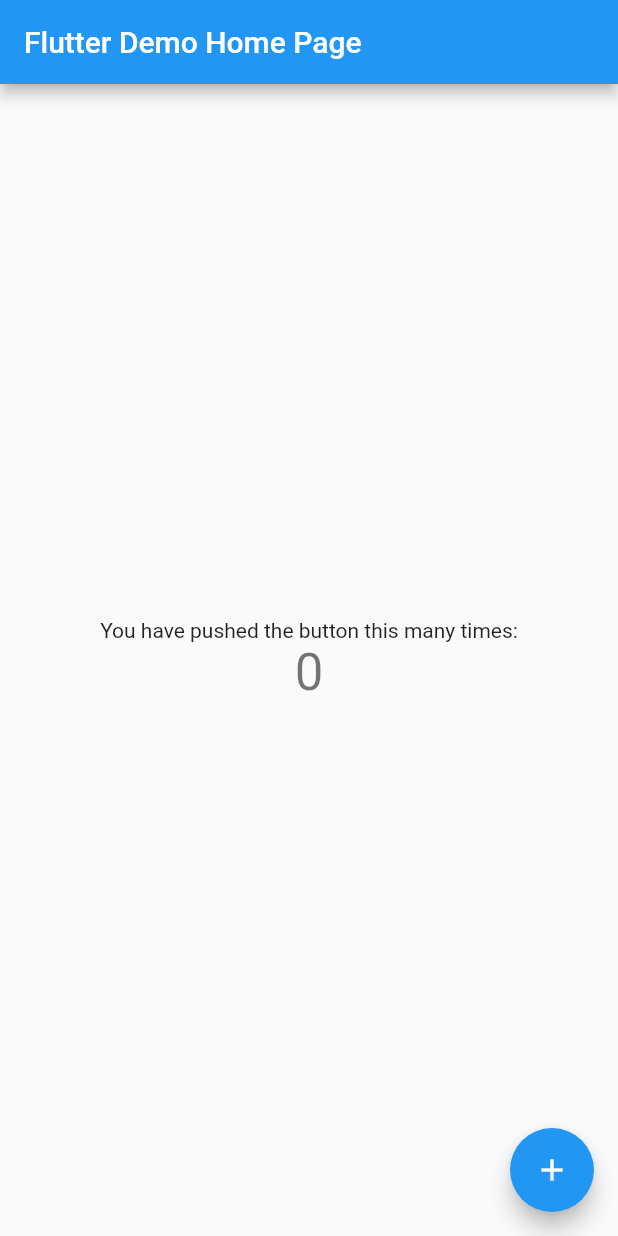
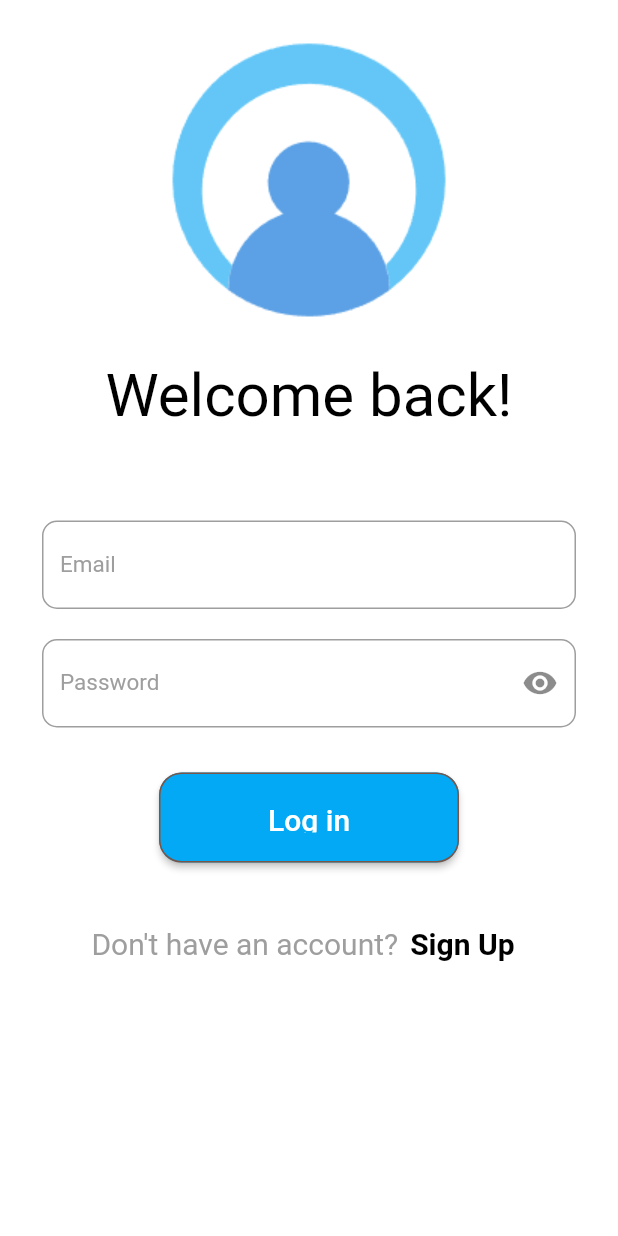
Before and after one commit to EftiarHKhan/my_protfolio, a Flutter app: the screen it shows after launch, on a phone screen of 412 x 824 dp. Run offline on Flutter 3.47's test engine with Material 2 defaults, Android fonts, the phone set to English and light mode, and no system bars; our stand-ins replace get.

Commit message:
add login page

```diff
--- a/lib/main.dart
+++ b/lib/main.dart
@@ -1,4 +1,7 @@
 import 'package:flutter/material.dart';
+import 'package:get/get.dart';
+import 'package:get/get_navigation/src/root/get_material_app.dart';
+import 'package:my_protfolio/pages/login_page.dart';
 
 void main() {
   runApp(const MyApp());
@@ -10,106 +13,17 @@
   // This widget is the root of your application.
   @override
   Widget build(BuildContext context) {
-    return MaterialApp(
+    return GetMaterialApp(
       title: 'Flutter Demo',
       theme: ThemeData(
-        // This is the theme of your application.
-        //
-        // Try running your application with "flutter run". You'll see the
-        // application has a blue toolbar. Then, without quitting the app, try
-        // changing the primarySwatch below to Colors.green and then invoke
-        // "hot reload" (press "r" in the console where you ran "flutter run",
-        // or simply save your changes to "hot reload" in a Flutter IDE).
-        // Notice that the counter didn't reset back to zero; the application
-        // is not restarted.
+
         primarySwatch: Colors.blue,
       ),
-      home: const MyHomePage(title: 'Flutter Demo Home Page'),
+      debugShowCheckedModeBanner: false,
+      initialRoute: "/",
+      getPages: [
+        GetPage(name: "/", page: ()=>LoginPage()),
+      ],
     );
   }
 }
-
-class MyHomePage extends StatefulWidget {
-  const MyHomePage({super.key, required this.title});
-
-  // This widget is the home page of your application. It is stateful, meaning
-  // that it has a State object (defined below) that contains fields that affect
-  // how it looks.
-
-  // This class is the configuration for the state. It holds the values (in this
-  // case the title) provided by the parent (in this case the App widget) and
-  // used by the build method of the State. Fields in a Widget subclass are
-  // always marked "final".
-
-  final String title;
-
-  @override
-  State<MyHomePage> createState() => _MyHomePageState();
-}
-
-class _MyHomePageState extends State<MyHomePage> {
-  int _counter = 0;
-
-  void _incrementCounter() {
-    setState(() {
-      // This call to setState tells the Flutter framework that something has
-      // changed in this State, which causes it to rerun the build method below
-      // so that the display can reflect the updated values. If we changed
-      // _counter without calling setState(), then the build method would not be
-      // called again, and so nothing would appear to happen.
-      _counter++;
-    });
-  }
-
-  @override
-  Widget build(BuildContext context) {
-    // This method is rerun every time setState is called, for instance as done
-    // by the _incrementCounter method above.
-    //
-    // The Flutter framework has been optimized to make rerunning build methods
-    // fast, so that you can just rebuild anything that needs updating rather
-    // than having to individually change instances of widgets.
-    return Scaffold(
-      appBar: AppBar(
-        // Here we take the value from the MyHomePage object that was created by
-        // the App.build method, and use it to set our appbar title.
-        title: Text(widget.title),
-      ),
-      body: Center(
-        // Center is a layout widget. It takes a single child and positions it
-        // in the middle of the parent.
-        child: Column(
-          // Column is also a layout widget. It takes a list of children and
-          // arranges them vertically. By default, it sizes itself to fit its
-          // children horizontally, and tries to be as tall as its parent.
-          //
-          // Invoke "debug painting" (press "p" in the console, choose the
-          // "Toggle Debug Paint" action from the Flutter Inspector in Android
-          // Studio, or the "Toggle Debug Paint" command in Visual Studio Code)
-          // to see the wireframe for each widget.
-          //
-          // Column has various properties to control how it sizes itself and
-          // how it positions its children. Here we use mainAxisAlignment to
-          // center the children vertically; the main axis here is the vertical
-          // axis because Columns are vertical (the cross axis would be
-          // horizontal).
-          mainAxisAlignment: MainAxisAlignment.center,
-          children: <Widget>[
-            const Text(
-              'You have pushed the button this many times:',
-            ),
-            Text(
-              '$_counter',
-              style: Theme.of(context).textTheme.headline4,
-            ),
-          ],
-        ),
-      ),
-      floatingActionButton: FloatingActionButton(
-        onPressed: _incrementCounter,
-        tooltip: 'Increment',
-        child: const Icon(Icons.add),
-      ), // This trailing comma makes auto-formatting nicer for build methods.
-    );
-  }
-}
--- /dev/null
+++ b/lib/pages/login_page.dart
@@ -0,0 +1,158 @@
+import 'package:flutter/material.dart';
+
+class LoginPage extends StatefulWidget {
+  const LoginPage({Key? key}) : super(key: key);
+
+  @override
+  State<LoginPage> createState() => _LoginPageState();
+}
+
+class _LoginPageState extends State<LoginPage> {
+  bool passwordVisible = false;
+
+  @override
+  void initState() {
+    super.initState();
+    passwordVisible = true;
+  }
+
+  @override
+  Widget build(BuildContext context) {
+    return Scaffold(
+      backgroundColor: Colors.white,
+      body: SingleChildScrollView(
+        child: SafeArea(
+          child: Padding(
+            padding: const EdgeInsets.all(20.0),
+            child: Column(
+              mainAxisAlignment: MainAxisAlignment.start,
+              children: [
+                Image.asset('images/Logo.png'),
+                const SizedBox(
+                  height: 20,
+                ),
+                const Text(
+                  "Welcome back!",
+                  style: TextStyle(
+                    color: Colors.black,
+                    fontSize: 40,
+                  ),
+                ),
+                const SizedBox(
+                  height: 30,
+                ),
+                Padding(
+                  padding: const EdgeInsets.only(top: 30, right: 8, left: 8),
+                  child: Column(
+                    children: [
+                      TextField(
+                        decoration: InputDecoration(
+                          labelText: 'Email',
+                          labelStyle: const TextStyle(
+                            color: Colors.grey,
+                            fontSize: 15.0,
+                          ),
+                          border: OutlineInputBorder(
+                            borderRadius: BorderRadius.circular(10.0),
+                            borderSide:
+                                const BorderSide(width: 3, color: Colors.black),
+                          ),
+                        ),
+                      ),
+                      const SizedBox(
+                        height: 20,
+                      ),
+                      TextField(
+                        obscureText: passwordVisible,
+                        decoration: InputDecoration(
+                          labelText: 'Password',
+                          labelStyle: const TextStyle(
+                            color: Colors.grey,
+                            fontSize: 15.0,
+                          ),
+
+                          //helperText: "Password must contain at least 6 character",
+
+                          suffixIcon: IconButton(
+                            icon: Icon(passwordVisible
+                                ? Icons.visibility
+                                : Icons.visibility_off),
+                            onPressed: () {
+                              setState(() {
+                                passwordVisible = !passwordVisible;
+                              });
+                            },
+                          ),
+
+                          border: OutlineInputBorder(
+                            borderRadius: BorderRadius.circular(10.0),
+                            borderSide:
+                                const BorderSide(width: 3, color: Colors.black),
+                          ),
+                        ),
+                      ),
+                      const SizedBox(
+                        height: 30.0,
+                      ),
+                      SizedBox(
+                        height: 60,
+                        width: 200,
+                        child: ElevatedButton(
+                            onPressed: () {},
+                            style: ElevatedButton.styleFrom(
+                                backgroundColor: Colors.lightBlue,
+                                side: const BorderSide(
+                                    //width: 3,
+                                    color: Colors.brown), //border width and color
+                                //elevation: 3, //elevation of button
+                                shape: RoundedRectangleBorder( //to set border radius to button
+                                    borderRadius: BorderRadius.circular(15.0)
+                                ),
+                                padding: const EdgeInsets.all(
+                                    20) //content padding inside button
+                                ),
+                            child: const Text(
+                              "Log in",
+                              style: TextStyle(
+                                color: Colors.white,
+                                fontSize: 20.0,
+                              ),
+                            )),
+                      ),
+                      const SizedBox(height: 30.0,),
+
+                      Row(
+                        mainAxisAlignment: MainAxisAlignment.center,
+                        children: [
+                          const Text(
+                            "Don't have an account?",
+                            style: TextStyle(
+                              color: Colors.grey,
+                              fontSize: 20.0,
+                            ),
+                          ),
+                          TextButton(
+                              onPressed: (){
+
+                              },
+                              child: const Text(
+                            "Sign Up",
+                            style: TextStyle(
+                              color: Colors.black,
+                              fontSize: 20.0,
+                              fontWeight: FontWeight.bold,
+                            ),
+                          ))
+                        ],
+                      )
+                    ],
+                  ),
+                ),
+              ],
+            ),
+          ),
+        ),
+      ),
+    );
+  }
+}
--- a/pubspec.yaml
+++ b/pubspec.yaml
@@ -36,6 +36,7 @@
   # The following adds the Cupertino Icons font to your application.
   # Use with the CupertinoIcons class for iOS style icons.
   cupertino_icons: ^1.0.2
+  get: ^4.6.5
 
 dev_dependencies:
   flutter_test:
@@ -60,8 +61,8 @@
   uses-material-design: true
 
   # To add assets to your application, add an assets section, like this:
-  # assets:
-  #   - images/a_dot_burr.jpeg
+  assets:
+    - images/
   #   - images/a_dot_ham.jpeg
 
   # An image asset can refer to one or more resolution-specific "variants", see
```
Also changed, not shown: images/Logo.png (added), lib/pages/protfolio_page.dart (added), lib/pages/signup_page.dart (added), lib/pages/splash_screen.dart (added), pubspec.lock.
